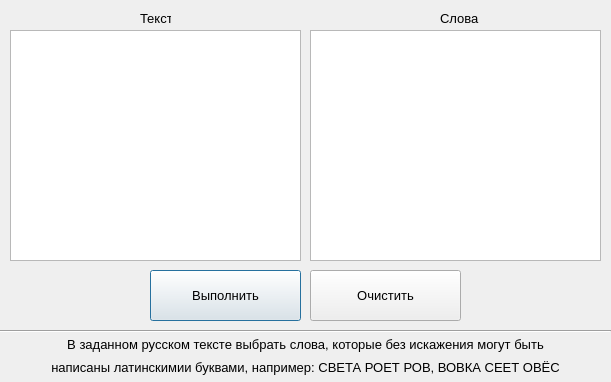
Qt form uis/main.ui (proffix4/Python_3_PyQt5_String) before a commit.
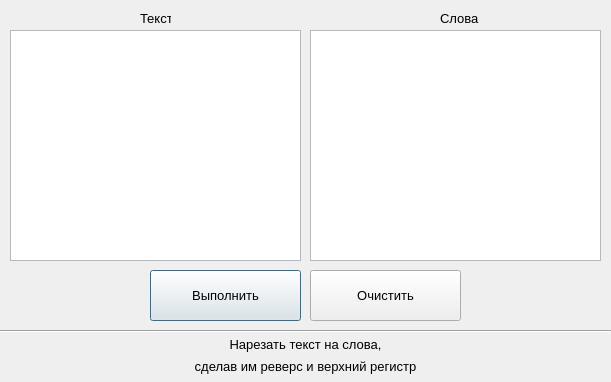
The same form after that commit.

Patch:
```diff
--- a/uis/main.ui
+++ b/uis/main.ui
@@ -149,7 +149,7 @@
     </font>
    </property>
    <property name="text">
-    <string>&lt;html&gt;&lt;head/&gt;&lt;body&gt;&lt;p&gt;В заданном русском тексте выбрать слова, которые без искажения могут быть&lt;/p&gt;&lt;/body&gt;&lt;/html&gt;</string>
+    <string>&lt;html&gt;&lt;head/&gt;&lt;body&gt;&lt;p&gt;Нарезать текст на слова,&lt;/p&gt;&lt;/body&gt;&lt;/html&gt;</string>
    </property>
    <property name="alignment">
     <set>Qt::AlignCenter</set>
@@ -171,7 +171,7 @@
     </font>
    </property>
    <property name="text">
-    <string>написаны латинскимии буквами, например: СВЕТА РОЕТ РОВ, ВОВКА СЕЕТ ОВЁС</string>
+    <string>&lt;html&gt;&lt;head/&gt;&lt;body&gt;&lt;p&gt;сделав им реверс и верхний регистр&lt;/p&gt;&lt;/body&gt;&lt;/html&gt;</string>
    </property>
    <property name="alignment">
     <set>Qt::AlignCenter</set>
```
